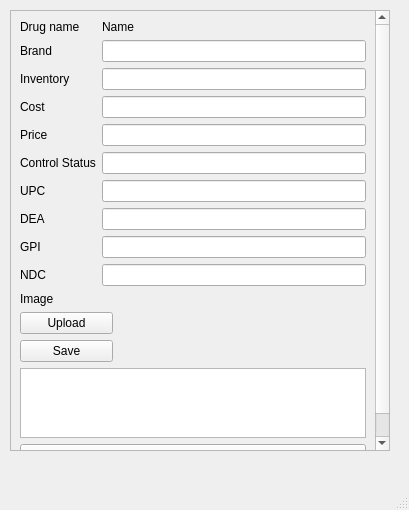
Above: addgrug.ui from WNewsome/Pharmaceutical-Point-of-Sale before the change. Below: the same form after it.
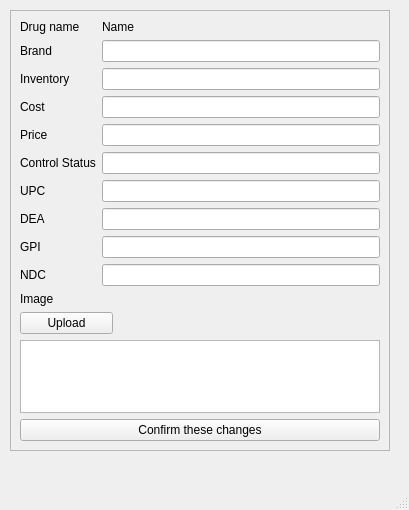
That is the form after the change.

```diff
--- a/addgrug.ui
+++ b/addgrug.ui
@@ -30,9 +30,9 @@
      <property name="geometry">
       <rect>
        <x>0</x>
-       <y>-84</y>
+       <y>0</y>
        <width>357</width>
-       <height>523</height>
+       <height>488</height>
       </rect>
      </property>
      <layout class="QGridLayout" name="gridLayout_2">
@@ -193,7 +193,7 @@
         </property>
        </widget>
       </item>
-      <item row="7" column="0">
+      <item row="6" column="0">
        <widget class="QPushButton" name="confirm">
         <property name="text">
          <string>Confirm these changes</string>
@@ -207,22 +207,9 @@
         </property>
        </widget>
       </item>
-      <item row="5" column="0">
+      <item row="4" column="0">
        <widget class="QGraphicsView" name="Image"/>
       </item>
-      <item row="3" column="0">
-       <widget class="QPushButton" name="saveimage">
-        <property name="maximumSize">
-         <size>
-          <width>93</width>
-          <height>16777215</height>
-         </size>
-        </property>
-        <property name="text">
-         <string>Save</string>
-        </property>
-       </widget>
-      </item>
      </layout>
     </widget>
    </widget>
```
